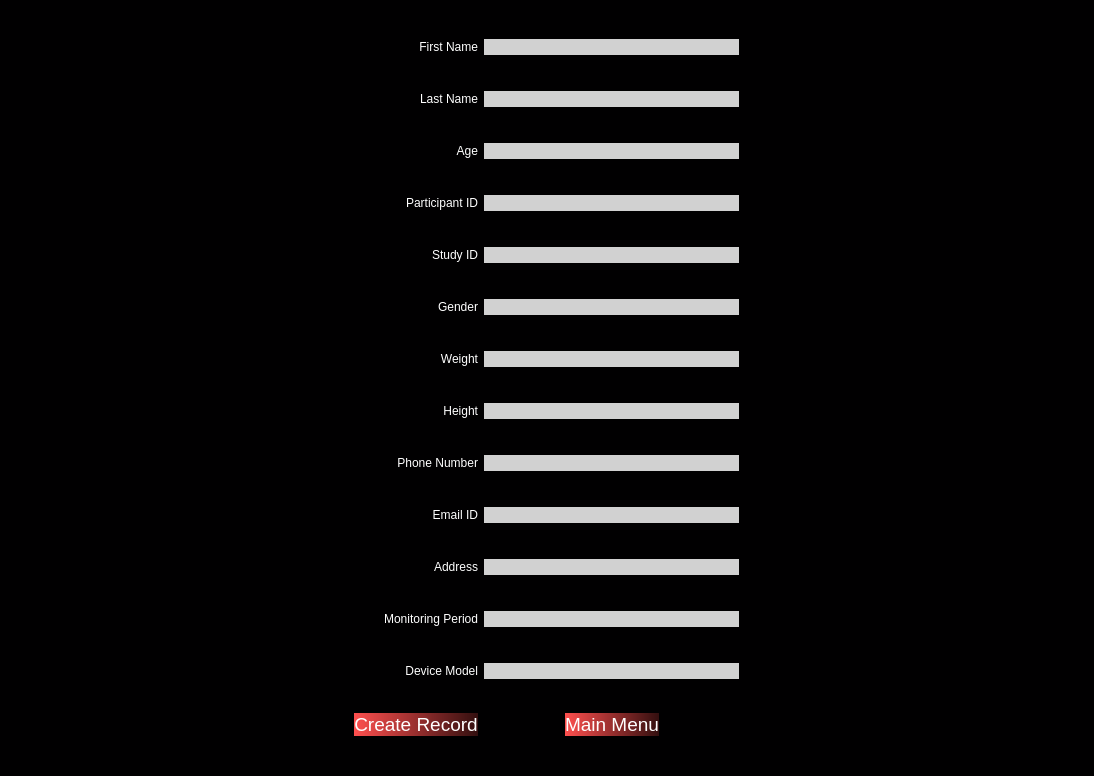
First picture: the form in PyQt/pyqt_ui/bed_create_record.ui, repository zakerl/Capstone_Project, before the edit.
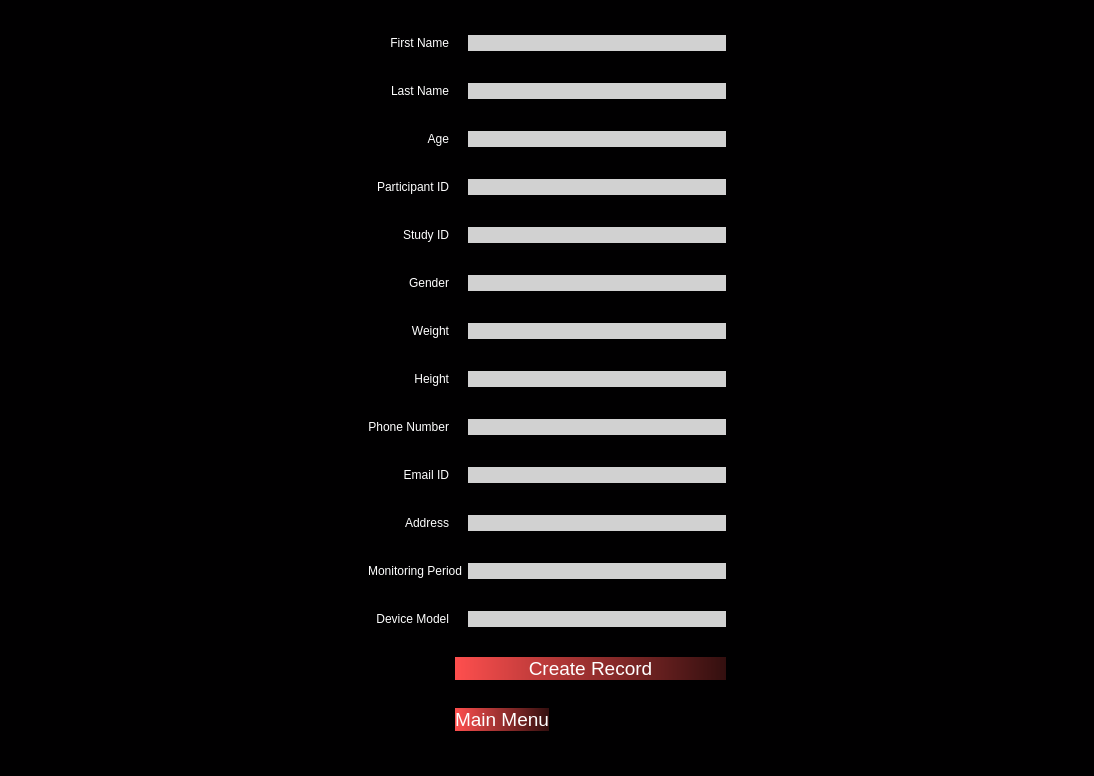
Second picture: the form after the edit.

```diff
--- a/PyQt/pyqt_ui/bed_create_record.ui
+++ b/PyQt/pyqt_ui/bed_create_record.ui
@@ -43,7 +43,7 @@
      </property>
     </widget>
    </item>
-   <item row="0" column="2" colspan="3">
+   <item row="0" column="3">
     <widget class="QLineEdit" name="FirstNameLabel">
      <property name="styleSheet">
       <string notr="true">background-color: rgb(209, 209, 209);
@@ -54,7 +54,7 @@
      </property>
     </widget>
    </item>
-   <item row="0" column="5">
+   <item row="0" column="4">
     <spacer name="horizontalSpacer_12">
      <property name="orientation">
       <enum>Qt::Horizontal</enum>
@@ -93,7 +93,7 @@
      </property>
     </widget>
    </item>
-   <item row="1" column="2" colspan="3">
+   <item row="1" column="3">
     <widget class="QLineEdit" name="LastNameLabel">
      <property name="styleSheet">
       <string notr="true">background-color: rgb(209, 209, 209);
@@ -104,7 +104,7 @@
      </property>
     </widget>
    </item>
-   <item row="1" column="5">
+   <item row="1" column="4">
     <spacer name="horizontalSpacer_20">
      <property name="orientation">
       <enum>Qt::Horizontal</enum>
@@ -143,7 +143,7 @@
      </property>
     </widget>
    </item>
-   <item row="2" column="2" colspan="3">
+   <item row="2" column="3">
     <widget class="QLineEdit" name="AgeLabel">
      <property name="styleSheet">
       <string notr="true">background-color: rgb(209, 209, 209);
@@ -154,6 +154,19 @@
      </property>
     </widget>
    </item>
+   <item row="2" column="4">
+    <spacer name="horizontalSpacer_32">
+     <property name="orientation">
+      <enum>Qt::Horizontal</enum>
+     </property>
+     <property name="sizeHint" stdset="0">
+      <size>
+       <width>357</width>
+       <height>20</height>
+      </size>
+     </property>
+    </spacer>
+   </item>
    <item row="3" column="0">
     <spacer name="horizontalSpacer_31">
      <property name="orientation">
@@ -180,7 +193,7 @@
      </property>
     </widget>
    </item>
-   <item row="3" column="2" colspan="3">
+   <item row="3" column="3">
     <widget class="QLineEdit" name="ParticipantIDLabel">
      <property name="styleSheet">
       <string notr="true">background-color: rgb(209, 209, 209);
@@ -191,8 +204,8 @@
      </property>
     </widget>
    </item>
-   <item row="3" column="5">
-    <spacer name="horizontalSpacer_32">
+   <item row="3" column="4">
+    <spacer name="horizontalSpacer_34">
      <property name="orientation">
       <enum>Qt::Horizontal</enum>
      </property>
@@ -230,7 +243,7 @@
      </property>
     </widget>
    </item>
-   <item row="4" column="2" colspan="3">
+   <item row="4" column="3">
     <widget class="QLineEdit" name="StudyIDLabel">
      <property name="styleSheet">
       <string notr="true">background-color: rgb(209, 209, 209);
@@ -241,8 +254,8 @@
      </property>
     </widget>
    </item>
-   <item row="4" column="5">
-    <spacer name="horizontalSpacer_34">
+   <item row="4" column="4">
+    <spacer name="horizontalSpacer_36">
      <property name="orientation">
       <enum>Qt::Horizontal</enum>
      </property>
@@ -280,7 +293,7 @@
      </property>
     </widget>
    </item>
-   <item row="5" column="2" colspan="3">
+   <item row="5" column="3">
     <widget class="QLineEdit" name="GenderLabel">
      <property name="styleSheet">
       <string notr="true">background-color: rgb(209, 209, 209);
@@ -291,8 +304,8 @@
      </property>
     </widget>
    </item>
-   <item row="5" column="5">
-    <spacer name="horizontalSpacer_36">
+   <item row="5" column="4">
+    <spacer name="horizontalSpacer_41">
      <property name="orientation">
       <enum>Qt::Horizontal</enum>
      </property>
@@ -330,7 +343,7 @@
      </property>
     </widget>
    </item>
-   <item row="6" column="2" colspan="3">
+   <item row="6" column="3">
     <widget class="QLineEdit" name="WeightLabel">
      <property name="styleSheet">
       <string notr="true">background-color: rgb(209, 209, 209);
@@ -341,8 +354,8 @@
      </property>
     </widget>
    </item>
-   <item row="6" column="5">
-    <spacer name="horizontalSpacer_41">
+   <item row="6" column="4">
+    <spacer name="horizontalSpacer_3">
      <property name="orientation">
       <enum>Qt::Horizontal</enum>
      </property>
@@ -380,7 +393,7 @@
      </property>
     </widget>
    </item>
-   <item row="7" column="2" colspan="3">
+   <item row="7" column="3">
     <widget class="QLineEdit" name="HeightLabel">
      <property name="styleSheet">
       <string notr="true">background-color: rgb(209, 209, 209);
@@ -391,8 +404,8 @@
      </property>
     </widget>
    </item>
-   <item row="7" column="5">
-    <spacer name="horizontalSpacer_3">
+   <item row="7" column="4">
+    <spacer name="horizontalSpacer_8">
      <property name="orientation">
       <enum>Qt::Horizontal</enum>
      </property>
@@ -430,7 +443,7 @@
      </property>
     </widget>
    </item>
-   <item row="8" column="2" colspan="3">
+   <item row="8" column="3">
     <widget class="QLineEdit" name="PhoneNumberLabel">
      <property name="styleSheet">
       <string notr="true">background-color: rgb(209, 209, 209);
@@ -441,8 +454,8 @@
      </property>
     </widget>
    </item>
-   <item row="8" column="5">
-    <spacer name="horizontalSpacer_8">
+   <item row="8" column="4">
+    <spacer name="horizontalSpacer_6">
      <property name="orientation">
       <enum>Qt::Horizontal</enum>
      </property>
@@ -480,7 +493,7 @@
      </property>
     </widget>
    </item>
-   <item row="9" column="2" colspan="3">
+   <item row="9" column="3">
     <widget class="QLineEdit" name="EmailIDLabel">
      <property name="styleSheet">
       <string notr="true">background-color: rgb(209, 209, 209);
@@ -491,8 +504,8 @@
      </property>
     </widget>
    </item>
-   <item row="9" column="5">
-    <spacer name="horizontalSpacer_6">
+   <item row="9" column="4">
+    <spacer name="horizontalSpacer_7">
      <property name="orientation">
       <enum>Qt::Horizontal</enum>
      </property>
@@ -530,7 +543,7 @@
      </property>
     </widget>
    </item>
-   <item row="10" column="2" colspan="3">
+   <item row="10" column="3">
     <widget class="QLineEdit" name="AddressLabel">
      <property name="styleSheet">
       <string notr="true">background-color: rgb(209, 209, 209);
@@ -541,8 +554,8 @@
      </property>
     </widget>
    </item>
-   <item row="10" column="5">
-    <spacer name="horizontalSpacer_7">
+   <item row="10" column="4">
+    <spacer name="horizontalSpacer_11">
      <property name="orientation">
       <enum>Qt::Horizontal</enum>
      </property>
@@ -567,7 +580,7 @@
      </property>
     </spacer>
    </item>
-   <item row="11" column="1">
+   <item row="11" column="1" colspan="2">
     <widget class="QLabel" name="MonitoringPeriod">
      <property name="styleSheet">
       <string notr="true">color: rgb(255, 255, 255);</string>
@@ -580,7 +593,7 @@
      </property>
     </widget>
    </item>
-   <item row="11" column="2" colspan="3">
+   <item row="11" column="3">
     <widget class="QLineEdit" name="MonitoringPeriodLabel">
      <property name="styleSheet">
       <string notr="true">background-color: rgb(209, 209, 209);
@@ -591,8 +604,8 @@
      </property>
     </widget>
    </item>
-   <item row="11" column="5">
-    <spacer name="horizontalSpacer_11">
+   <item row="11" column="4">
+    <spacer name="horizontalSpacer_15">
      <property name="orientation">
       <enum>Qt::Horizontal</enum>
      </property>
@@ -630,7 +643,7 @@
      </property>
     </widget>
    </item>
-   <item row="12" column="2" colspan="3">
+   <item row="12" column="3">
     <widget class="QLineEdit" name="TrackerModelLabel">
      <property name="styleSheet">
       <string notr="true">background-color: rgb(209, 209, 209);
@@ -641,8 +654,8 @@
      </property>
     </widget>
    </item>
-   <item row="12" column="5">
-    <spacer name="horizontalSpacer_15">
+   <item row="12" column="4">
+    <spacer name="horizontalSpacer_18">
      <property name="orientation">
       <enum>Qt::Horizontal</enum>
      </property>
@@ -667,7 +680,7 @@
      </property>
     </spacer>
    </item>
-   <item row="13" column="1">
+   <item row="13" column="2" colspan="2">
     <widget class="QPushButton" name="CreateRecord">
      <property name="styleSheet">
       <string notr="true">font-size: 14pt;background-color: qlineargradient(spread:pad, x1:0, y1:0, x2:1, y2:0, stop:0 rgba(254,79,78,255), stop:1 rgba(51,15,15,255));
@@ -681,20 +694,33 @@
      </property>
     </widget>
    </item>
-   <item row="13" column="2">
-    <spacer name="horizontalSpacer_16">
+   <item row="13" column="4">
+    <spacer name="horizontalSpacer_30">
      <property name="orientation">
       <enum>Qt::Horizontal</enum>
      </property>
      <property name="sizeHint" stdset="0">
       <size>
-       <width>88</width>
+       <width>357</width>
        <height>20</height>
       </size>
      </property>
     </spacer>
    </item>
-   <item row="13" column="3">
+   <item row="14" column="0">
+    <spacer name="horizontalSpacer_38">
+     <property name="orientation">
+      <enum>Qt::Horizontal</enum>
+     </property>
+     <property name="sizeHint" stdset="0">
+      <size>
+       <width>357</width>
+       <height>20</height>
+      </size>
+     </property>
+    </spacer>
+   </item>
+   <item row="14" column="2" colspan="2">
     <widget class="QPushButton" name="MainMenu">
      <property name="sizePolicy">
       <sizepolicy hsizetype="Fixed" vsizetype="Fixed">
@@ -714,21 +740,8 @@
      </property>
     </widget>
    </item>
-   <item row="13" column="4">
-    <spacer name="horizontalSpacer_17">
-     <property name="orientation">
-      <enum>Qt::Horizontal</enum>
-     </property>
-     <property name="sizeHint" stdset="0">
-      <size>
-       <width>88</width>
-       <height>20</height>
-      </size>
-     </property>
-    </spacer>
-   </item>
-   <item row="13" column="5">
-    <spacer name="horizontalSpacer_30">
+   <item row="14" column="4">
+    <spacer name="horizontalSpacer_40">
      <property name="orientation">
       <enum>Qt::Horizontal</enum>
      </property>
```
